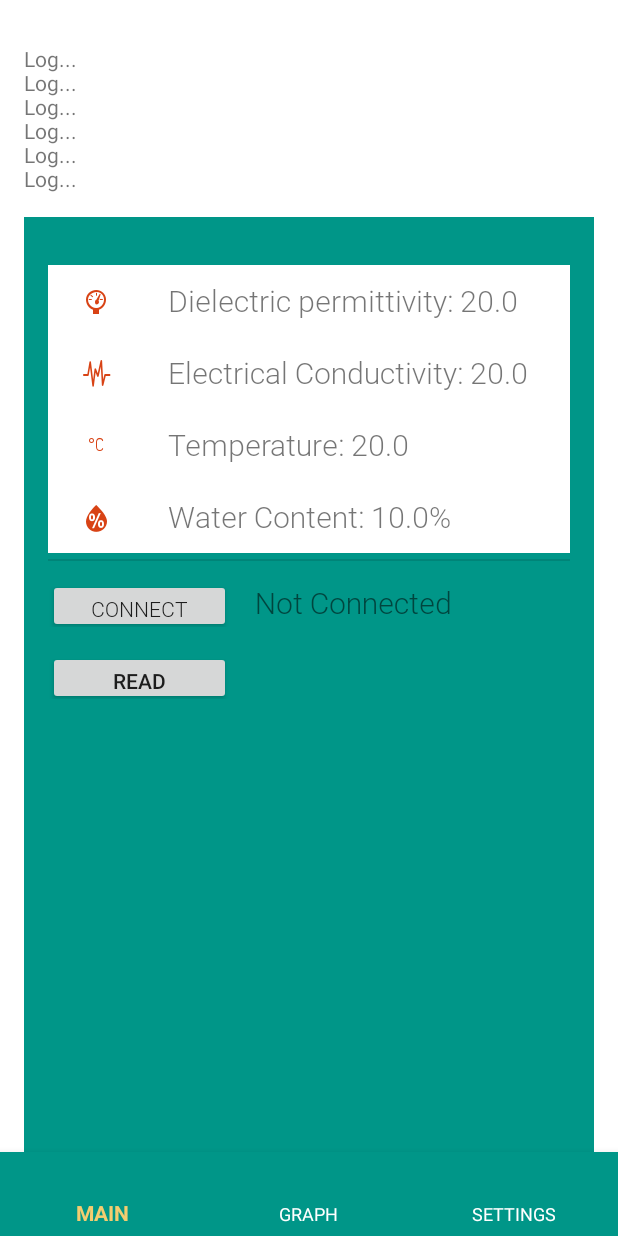
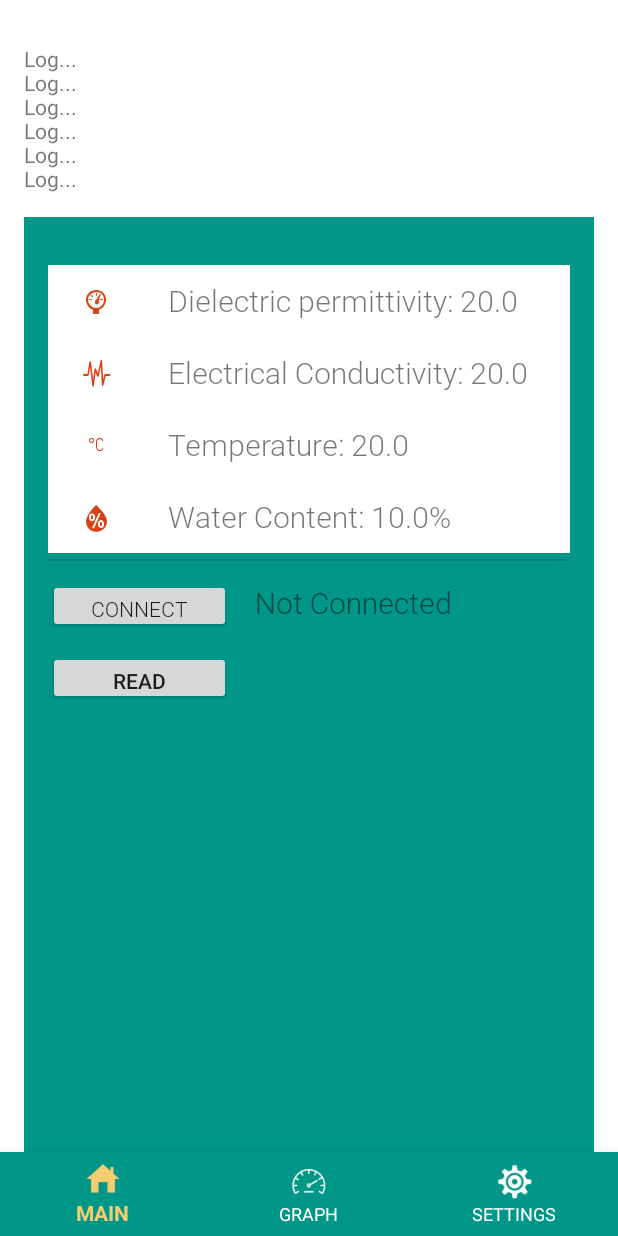
Before and after one commit to plantmer/soilsensor, an Android app: the screen it shows after launch (MainActivity), on a phone screen of 412 x 824 dp. Run offline under Robolectric (Android 15) with nearby library versions, the phone set to English and light mode, and no system bars; libraries missing offline, so code that uses them is left out: com.github.mikephil.charting; 113 statements that could not run were skipped.

```diff
--- a/app/src/main/res/menu/menu_bottom_navigation.xml
+++ b/app/src/main/res/menu/menu_bottom_navigation.xml
@@ -4,16 +4,19 @@
     <item
         android:id="@+id/action_call"
         android:checked="true"
+        android:icon="@drawable/ic_home"
         android:title="@string/tab1"
         app:showAsAction="ifRoom" />
     <item
         android:id="@+id/action_chat"
         android:checked="false"
+        android:icon="@drawable/ic_chart"
         android:title="@string/tab2"
         app:showAsAction="ifRoom" />
     <item
         android:id="@+id/action_contact"
         android:checked="false"
+        android:icon="@drawable/ic_settings"
         android:title="@string/tab3"
         app:showAsAction="ifRoom" />
 </menu>
```
Also changed, not shown: app/src/main/res/drawable/ic_chart.png (added), app/src/main/res/drawable/ic_home.png (added), app/src/main/res/drawable/ic_settings.png (added).
